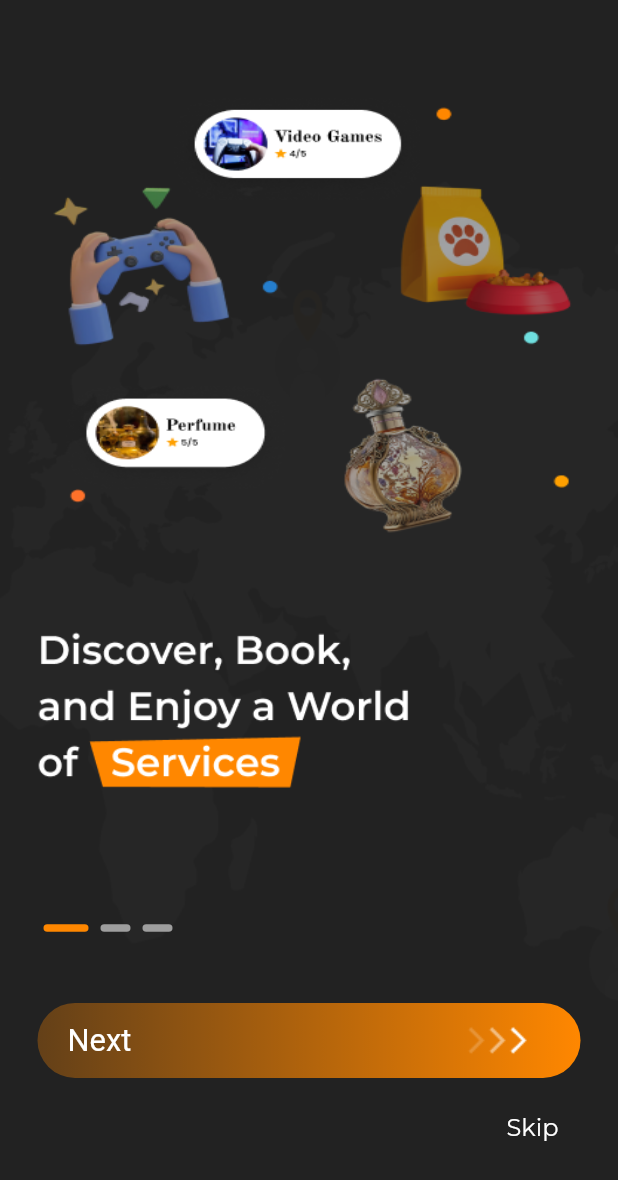
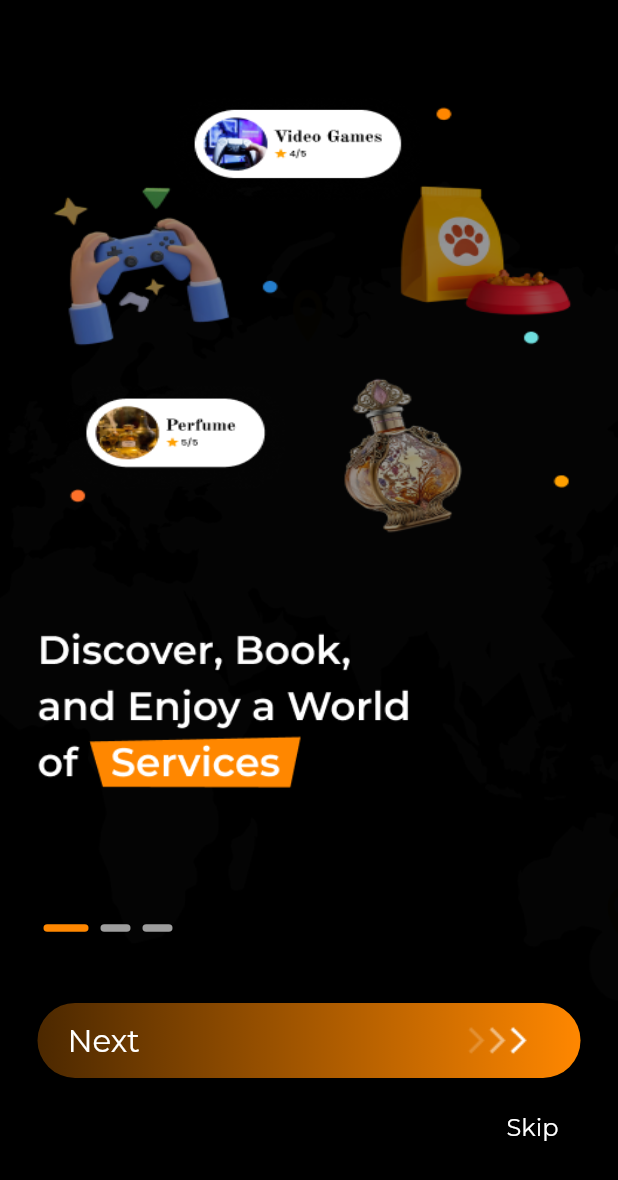
Before and after one commit to hassan553/dawrni, a Flutter app: the screen it shows after launch, on a phone screen of 412 x 824 dp. Shown: the top 1180 px of the screen. Run offline on Flutter 3.47's test engine with Material 2 defaults, Android fonts, the phone set to English and light mode, and no system bars; our stand-ins replace adaptive_theme, bloc, cloud_firestore, dartz, device_preview, dio and 17 more; missing offline and left inert: animated_snack_bar; accounts and stored records are empty; project files that could hold a hidden picture were left out.

Commit message:
setting font styles

```diff
--- a/lib/core/themes/app_theme.dart
+++ b/lib/core/themes/app_theme.dart
@@ -12,6 +12,8 @@ class AppTheme {
   static AppTheme? _instance;
   AppTheme._();
   factory AppTheme() => _instance ??= AppTheme._();
+
+  static const String _fontFamily = 'Montserrat';
 
   final lightTheme = ThemeData.light().copyWith(
     scaffoldBackgroundColor: const Color(0xff262626),
@@ -103,16 +105,18 @@ class AppTheme {
     useMaterial3: true,
     primaryColor: AppColors.green,
     textTheme: TextTheme(
-      displayLarge: TextStyle(
-        fontSize: 15.sp,
-        color: AppColors.white,
-        fontWeight: FontWeight.w600,
-      ),
-      bodySmall: TextStyle(fontSize: 12.5.sp, color: AppColors.white),
-      displayMedium: TextStyle(fontSize: 12.5.sp, color: AppColors.white),
-      displaySmall: TextStyle(fontSize: 12.5.sp, color: AppColors.green),
-      bodyLarge: TextStyle(fontSize: 11.sp, color: AppColors.white),
-      bodyMedium: TextStyle(fontSize: 11.sp, color: AppColors.black),
+      displayLarge: TextStyle(fontSize: 34.sp, fontWeight: FontWeight.w600, color: AppColors.white, fontFamily: _fontFamily),
+      displayMedium: TextStyle(fontSize: 30.sp, fontWeight: FontWeight.w600, color: AppColors.white, fontFamily: _fontFamily),
+      displaySmall: TextStyle(fontSize: 28.sp, fontWeight: FontWeight.w800, color: AppColors.white, fontFamily: _fontFamily),
+      labelLarge: TextStyle(fontSize: 26.sp, fontWeight: FontWeight.w500, color: AppColors.white, fontFamily: _fontFamily),
+      labelMedium: TextStyle(fontSize: 25.sp, fontWeight: FontWeight.w700, color: AppColors.white, fontFamily: _fontFamily),
+      labelSmall: TextStyle(fontSize: 22.sp, fontWeight: FontWeight.w500, color: AppColors.white, fontFamily: _fontFamily),
+      titleLarge: TextStyle(fontSize: 20.sp, fontWeight: FontWeight.w700, color: AppColors.white, fontFamily: _fontFamily),
+      titleMedium: TextStyle(fontSize: 18.sp, fontWeight: FontWeight.w600, color: AppColors.white, fontFamily: _fontFamily),
+      titleSmall: TextStyle(fontSize: 16.sp, fontWeight: FontWeight.w700, color: AppColors.white, fontFamily: _fontFamily),
+      bodyLarge: TextStyle(fontSize: 15.sp, fontWeight: FontWeight.w400, color: AppColors.white, fontFamily: _fontFamily),
+      bodyMedium: TextStyle(fontSize: 14.sp, fontWeight: FontWeight.w400, color: AppColors.white, fontFamily: _fontFamily),
+      bodySmall: TextStyle(fontSize: 12.sp, fontWeight: FontWeight.w400, color: AppColors.white, fontFamily: _fontFamily),
     ),
     scaffoldBackgroundColor: AppColors.black,
     appBarTheme: AppBarTheme(
--- a/lib/features/auth/presentation/routes/register_route.dart
+++ b/lib/features/auth/presentation/routes/register_route.dart
@@ -1,6 +1,6 @@
 import 'package:dawrni/core/services/service_locator.dart';
 import 'package:dawrni/features/auth/presentation/blocs/register/register_bloc.dart';
-import 'package:dawrni/features/auth/presentation/views/register_client_view.dart';
+import 'package:dawrni/features/auth/presentation/views/register_view.dart';
 import 'package:flutter_bloc/flutter_bloc.dart';
 import 'package:go_router/go_router.dart';
 
--- a/lib/main.dart
+++ b/lib/main.dart
@@ -55,7 +55,7 @@ class Dawrni extends StatelessWidget {
         child: AdaptiveTheme(
             light: AppTheme().lightTheme,
             dark: AppTheme().darkTheme,
-            initial: AdaptiveThemeMode.light,
+            initial: AdaptiveThemeMode.dark,
             builder: (theme, darkTheme) {
               return BlocBuilder<AppConfigBloc,AppConfigState>(
                 bloc: sl(),
```
Also changed, not shown: lib/core/extension/theme_extensions/text_theme_extension.dart (added, +70 -0 lines), lib/features/auth/presentation/views/register_view.dart (renamed from lib/features/auth/presentation/views/register_client_view.dart).
